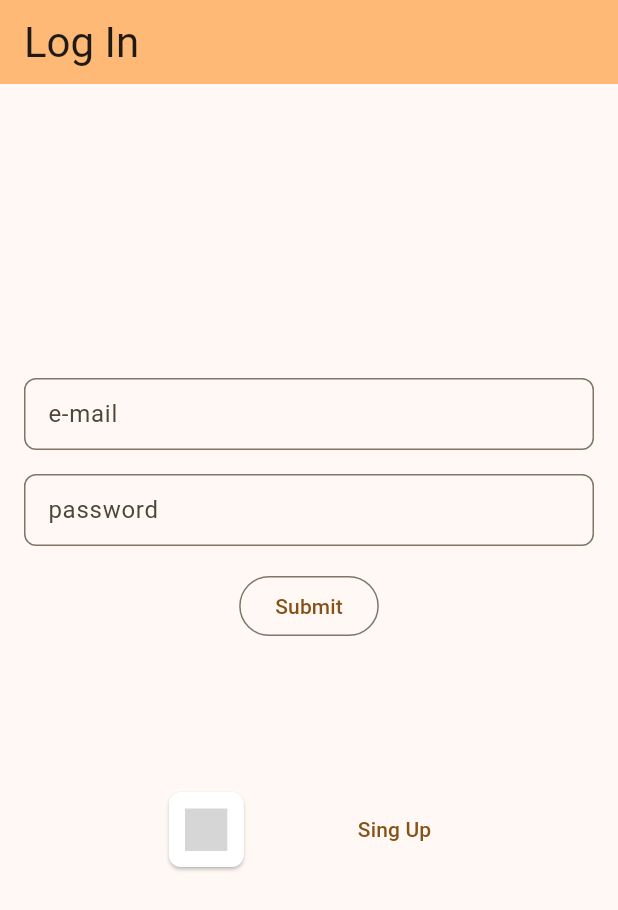
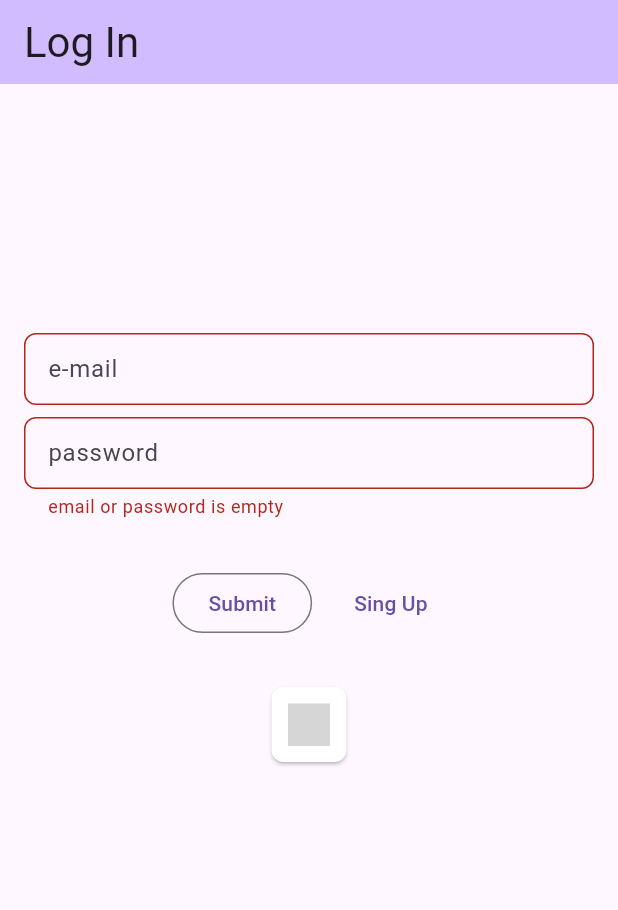
Before and after one commit to Alphorov/flutter_auth, a Flutter app: the screen it shows after launch, after a tap on "Submit", on a phone screen of 412 x 824 dp. Shown: the top 910 px of the screen. Run offline on Flutter 3.47's test engine with Material 3 defaults, Android fonts, the phone set to English and light mode, and no system bars; our stand-ins replace auth_buttons, firebase_auth, firebase_core; accounts and stored records are empty; grey boxes are pictures that could not be loaded.

Commit message:
add email password authentication

```diff
--- /dev/null
+++ b/lib/auth/auth_controller.dart
@@ -0,0 +1,27 @@
+import 'package:firebase_auth/firebase_auth.dart';
+
+class AuthController {
+  final FirebaseAuth _firebaseAuth = FirebaseAuth.instance;
+
+  User? get currentUser => _firebaseAuth.currentUser;
+
+  Stream<User?> get authStateChanges => _firebaseAuth.userChanges();
+
+  Future<void> signInWithEmailAndPassword({
+    required String email,
+    required String password,
+  }) async => await _firebaseAuth.signInWithEmailAndPassword(
+    email: email,
+    password: password,
+  );
+
+  Future<void> createUserWithEmailAndPassword({
+    required String email,
+    required String password,
+  }) async => await _firebaseAuth.createUserWithEmailAndPassword(
+    email: email,
+    password: password,
+  );
+
+  Future<void> signOut() async => await _firebaseAuth.signOut();
+}
--- /dev/null
+++ b/lib/auth/auth_flow.dart
@@ -0,0 +1,21 @@
+import 'package:flutter/material.dart';
+import 'package:flutter_authenticator/screen/log_in_screen.dart';
+import 'package:flutter_authenticator/screen/sign_up_screen.dart';
+
+class AuthFlow extends StatelessWidget {
+  const AuthFlow({super.key});
+
+  @override
+  Widget build(BuildContext context) {
+    return Navigator(
+      onGenerateRoute: (settings) {
+        switch (settings.name) {
+          case '/signup':
+            return MaterialPageRoute(builder: (_) => const SignUpScreen());
+          default:
+            return MaterialPageRoute(builder: (_) => const LogInScreen());
+        }
+      },
+    );
+  }
+}
--- /dev/null
+++ b/lib/auth/auth_stream_builder.dart
@@ -0,0 +1,27 @@
+import 'package:firebase_auth/firebase_auth.dart';
+import 'package:flutter/material.dart';
+import 'package:flutter_authenticator/auth/auth_controller.dart';
+import 'package:flutter_authenticator/screen/home_screen.dart';
+import 'package:flutter_authenticator/auth/auth_flow.dart';
+
+class AuthStreamBuilder extends StatelessWidget {
+  AuthStreamBuilder({super.key});
+
+  final authStateChanges = AuthController().authStateChanges;
+
+  Widget _home(BuildContext context, AsyncSnapshot<User?> snapshot) {
+    if (snapshot.connectionState == ConnectionState.waiting) {
+      return const Scaffold(body: Center(child: CircularProgressIndicator()));
+    }
+
+    if (snapshot.hasData) {
+      return HomeScreen();
+    } else {
+      return AuthFlow();
+    }
+  }
+
+  @override
+  Widget build(BuildContext context) =>
+      StreamBuilder(stream: authStateChanges, builder: _home);
+}
--- a/lib/main.dart
+++ b/lib/main.dart
@@ -2,24 +2,20 @@ import 'package:firebase_core/firebase_core.dart' show Firebase;
 import 'package:flutter/material.dart';
 import 'package:flutter_authenticator/firebase_options.dart'
     show DefaultFirebaseOptions;
-import 'package:flutter_authenticator/screen/log_in_screen.dart';
+import 'package:flutter_authenticator/auth/auth_stream_builder.dart';
 
 void main() async {
   WidgetsFlutterBinding.ensureInitialized();
   await Firebase.initializeApp(options: DefaultFirebaseOptions.currentPlatform);
-  runApp(const MainApp());
+
+  runApp(const HomeApp());
 }
 
-class MainApp extends StatelessWidget {
-  const MainApp({super.key});
+class HomeApp extends StatelessWidget {
+  const HomeApp({super.key});
 
   @override
   Widget build(BuildContext context) {
-    return MaterialApp(
-      theme: ThemeData(
-        colorScheme: ColorScheme.fromSeed(seedColor: Colors.orange),
-      ),
-      home: LogInScreen(),
-    );
+    return MaterialApp(home: AuthStreamBuilder());
   }
 }
--- a/lib/screen/log_in_screen.dart
+++ b/lib/screen/log_in_screen.dart
@@ -1,11 +1,58 @@
-import 'dart:developer';
-
 import 'package:auth_buttons/auth_buttons.dart';
+import 'package:firebase_auth/firebase_auth.dart';
 import 'package:flutter/material.dart';
+import 'package:flutter_authenticator/auth/auth_controller.dart';
 import 'package:flutter_authenticator/widget/app_text_filed.dart';
 
-class LogInScreen extends StatelessWidget {
+class LogInScreen extends StatefulWidget {
   const LogInScreen({super.key});
+
+  @override
+  State<LogInScreen> createState() => _LogInScreenState();
+}
+
+class _LogInScreenState extends State<LogInScreen> {
+  String? errorMessage;
+  late bool _hasError = false;
+
+  final TextEditingController emailController = TextEditingController();
+  final TextEditingController passwordController = TextEditingController();
+
+  Future<void> logIn() async {
+    final String email = emailController.text.trim();
+    final String password = passwordController.text.trim();
+
+    try {
+      if (email.isEmpty || password.isEmpty) {
+        setState(() {
+          errorMessage = 'email or password is empty';
+          _hasError = true;
+        });
+        return;
+      }
+
+      await AuthController().signInWithEmailAndPassword(
+        email: emailController.text,
+        password: passwordController.text,
+      );
+      errorMessage = null;
+      _hasError = false;
+    } on FirebaseAuthException catch (e) {
+      setState(() {
+        errorMessage = e.message;
+        _hasError = true;
+      });
+    }
+  }
+
+  void pushSignUp() => Navigator.of(context).pushNamed('/signup');
+
+  @override
+  void dispose() {
+    super.dispose();
+    emailController.dispose();
+    passwordController.dispose();
+  }
 
   @override
   Widget build(BuildContext context) => Scaffold(
@@ -17,30 +64,40 @@ class LogInScreen extends StatelessWidget {
       padding: const EdgeInsets.all(16),
       child: Center(
         child: Column(
+          mainAxisAlignment: MainAxisAlignment.center,
           children: [
-            SizedBox(height: 180),
-            AppTextFiled(hintText: "e-mail"),
-            SizedBox(height: 16),
-            AppTextFiled(hintText: "password"),
-            SizedBox(height: 16),
-            OutlinedButton(
+            Spacer(),
+            AppTextFiled(
+              hintText: "e-mail",
+              hasError: _hasError,
+              controller: emailController,
+            ),
+            SizedBox(height: 8),
+            AppTextFiled(
+              hintText: "password",
+              errorText: errorMessage,
+              controller: passwordController,
+            ),
+            Padding(
+              padding: const EdgeInsets.symmetric(vertical: 32),
+              child: Row(
+                mainAxisAlignment: MainAxisAlignment.center,
+                children: [
+                  OutlinedButton(onPressed: logIn, child: Text('Submit')),
+                  SizedBox(width: 16),
+                  TextButton(onPressed: pushSignUp, child: Text('Sing Up')),
+                ],
+              ),
+            ),
+            GoogleAuthButton(
               onPressed: () {
-                log('Submit button on the LogIn Screen is pressed');
+                ScaffoldMessenger.of(
+                  context,
+                ).showSnackBar(SnackBar(content: Text('In Progress...')));
               },
-              child: Text('Submit'),
+              style: AuthButtonStyle(buttonType: AuthButtonType.icon),
             ),
-            SizedBox(height: 100),
-            Row(
-              mainAxisAlignment: MainAxisAlignment.center,
-              children: [
-                GoogleAuthButton(
-                  onPressed: () {},
-                  style: AuthButtonStyle(buttonType: AuthButtonType.icon),
-                ),
-                SizedBox(width: 64),
-                TextButton(onPressed: () {}, child: Text('Sing Up')),
-              ],
-            ),
+            Spacer(flex: 2),
           ],
         ),
       ),
--- a/lib/widget/app_text_filed.dart
+++ b/lib/widget/app_text_filed.dart
@@ -4,10 +4,12 @@ class AppTextFiled extends StatelessWidget {
   const AppTextFiled({
     super.key,
     this.keyboardType,
-    this.autocorrect = false,
+    this.errorText,
     this.hintText,
     this.controller,
     this.width,
+    this.hasError = false,
+    this.autocorrect = false,
   });
 
   final TextInputType? keyboardType;
@@ -20,15 +22,37 @@ class AppTextFiled extends StatelessWidget {
 
   final double? width;
 
+  final String? errorText;
+
+  final bool hasError;
+
   @override
   Widget build(BuildContext context) => TextField(
     controller: controller,
     autocorrect: autocorrect,
     keyboardType: keyboardType,
     decoration: InputDecoration(
+      errorText: errorText,
       hintText: hintText,
       isDense: true,
       border: OutlineInputBorder(borderRadius: BorderRadius.circular(8)),
+      enabledBorder:
+          hasError
+              ? OutlineInputBorder(
+                borderSide: BorderSide(color: ColorScheme.of(context).error),
+                borderRadius: BorderRadius.circular(8),
+              )
+              : null,
+      focusedBorder:
+          hasError
+              ? OutlineInputBorder(
+                borderSide: BorderSide(
+                  color: ColorScheme.of(context).error,
+                  width: 2,
+                ),
+                borderRadius: BorderRadius.circular(8),
+              )
+              : null,
     ),
   );
 }
--- a/pubspec.yaml
+++ b/pubspec.yaml
@@ -11,6 +11,7 @@ dependencies:
     sdk: flutter
   auth_buttons: ^3.0.3
   firebase_core: ^3.13.1
+  firebase_auth: ^5.5.4
 
 dev_dependencies:
   flutter_test:
```
Also changed, not shown: lib/screen/home_screen.dart (added, +31 -0 lines), lib/screen/sign_up_screen.dart (added, +106 -0 lines), pubspec.lock, 1 other file.
